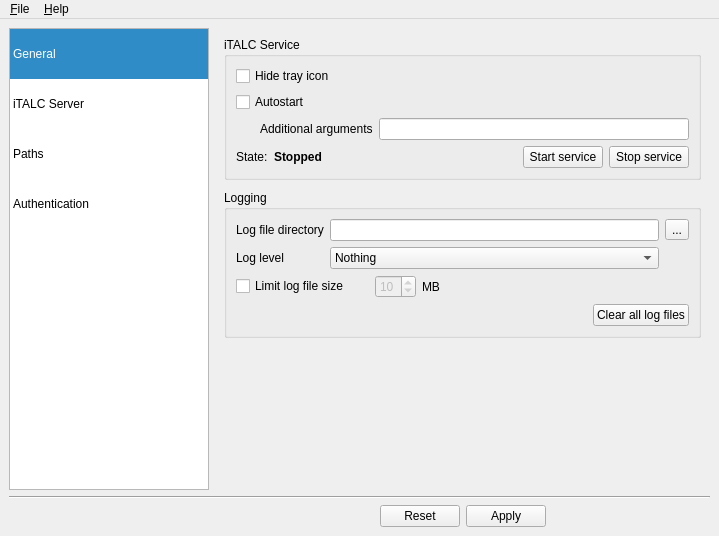
veyon/veyon, file imc/Forms/MainWindow.ui: the form before one commit.
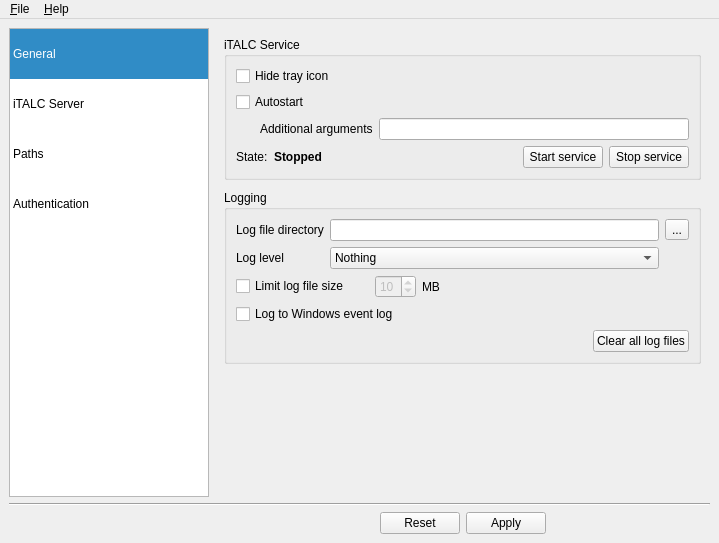
The form after the commit. Icons and pictures are not drawn.

Commit message:
ItalcCore, IMC: added setting whether to log to Windows event log
It's now possible to enable or disable logging to the Windows event
log. It is disabled per default.

Diff of the .ui file:
```diff
--- a/imc/Forms/MainWindow.ui
+++ b/imc/Forms/MainWindow.ui
@@ -7,7 +7,7 @@
     <x>0</x>
     <y>0</y>
     <width>719</width>
-    <height>536</height>
+    <height>543</height>
    </rect>
   </property>
   <property name="windowTitle">
@@ -361,6 +361,13 @@
              </item>
             </layout>
            </item>
+           <item>
+            <widget class="QCheckBox" name="logToWindowsEventLog">
+             <property name="text">
+              <string>Log to Windows event log</string>
+             </property>
+            </widget>
+           </item>
            <item>
             <layout class="QHBoxLayout" name="horizontalLayout">
              <item>
```
The commit also changes 4 other files.
